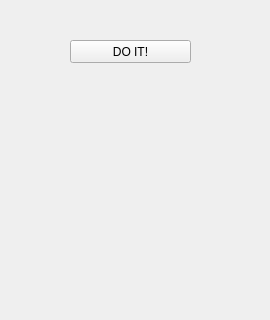
First picture: the form in Rob/Assignment 4/pathplanner/Assign04_Group1/Assign04Widget.ui, repository isurup/kalle-martin-group, before the edit; both pictures show x 0 to 270 and y 0 to 320 of the 270 by 715 pixel window.
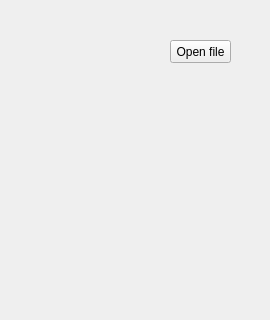
Second picture: the form after the edit.

Commit message: Loads and prints a txt file to std::out

```diff
--- a/Rob/Assignment 4/pathplanner/Assign04_Group1/Assign04Widget.ui
+++ b/Rob/Assignment 4/pathplanner/Assign04_Group1/Assign04Widget.ui
@@ -23,14 +23,14 @@
    <widget class="QPushButton" name="btnSolve">
     <property name="geometry">
      <rect>
-      <x>70</x>
+      <x>170</x>
       <y>40</y>
-      <width>121</width>
+      <width>61</width>
       <height>23</height>
      </rect>
     </property>
     <property name="text">
-     <string>DO IT!</string>
+     <string>Open file</string>
     </property>
    </widget>
   </widget>
```
Left out of the diff: 2 changed lines with no effect on the pictures. The commit also changes 2 other files.
